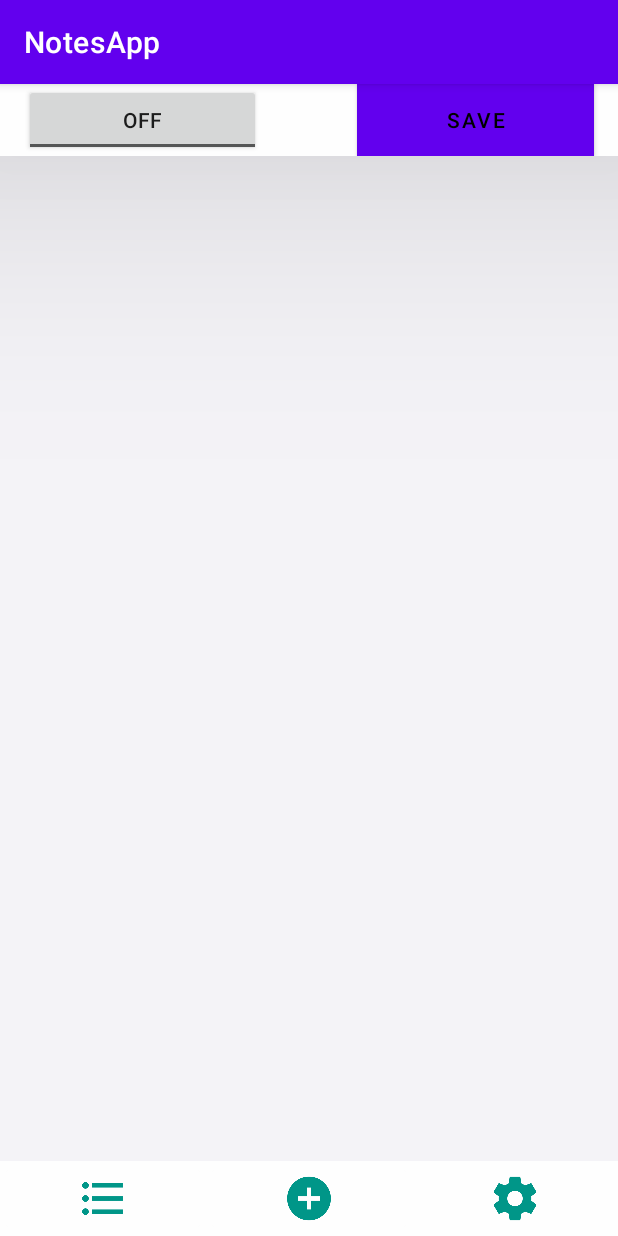
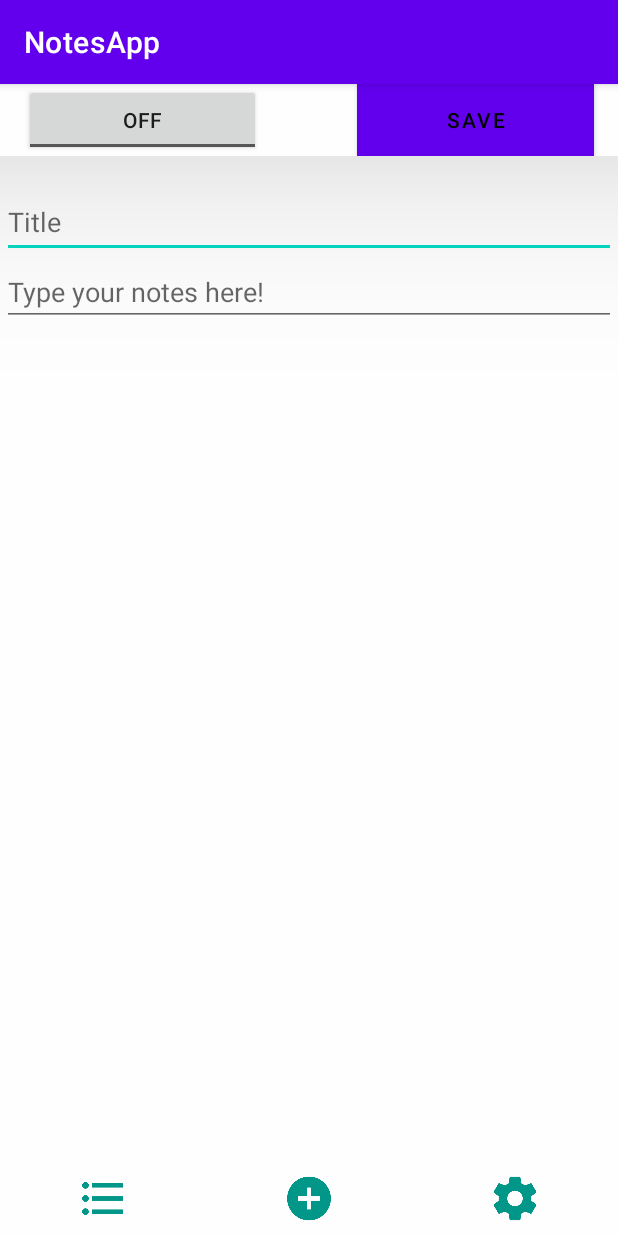
Before and after one commit to irichburg1/NotesApp, an Android app: the screen it shows after launch (MainActivity), on a phone screen of 412 x 824 dp. Run offline under Robolectric (Android 15) with nearby library versions, the phone set to English and light mode, and no system bars.

Commit message:
4th commit- edited note input xml file

```diff
--- a/app/src/main/res/layout/activity_main.xml
+++ b/app/src/main/res/layout/activity_main.xml
@@ -4,7 +4,7 @@
     xmlns:tools="http://schemas.android.com/tools"
     android:layout_width="match_parent"
     android:layout_height="match_parent"
-    android:background="@color/background"
+    android:background="@color/navbar_background"
     tools:context=".MainActivity">
 
     <LinearLayout
@@ -12,8 +12,8 @@
         android:layout_width="0dp"
         android:layout_height="wrap_content"
         android:background="@color/navbar_background"
+        android:elevation="75dp"
         android:orientation="horizontal"
-        android:elevation="100dp"
         app:layout_constraintEnd_toEndOf="parent"
         app:layout_constraintStart_toStartOf="parent"
         app:layout_constraintTop_toTopOf="parent">
@@ -86,4 +86,46 @@
             android:scaleType="fitCenter"
             app:srcCompat="@drawable/settings" />
     </LinearLayout>
+
+    <LinearLayout
+        android:layout_width="409dp"
+        android:layout_height="632dp"
+        android:layout_marginTop="1dp"
+        android:orientation="vertical"
+        app:layout_constraintBottom_toTopOf="@+id/linearLayout"
+        app:layout_constraintEnd_toEndOf="parent"
+        app:layout_constraintStart_toStartOf="parent"
+        app:layout_constraintTop_toBottomOf="@+id/linearLayout2">
+
+
+        <EditText
+            android:id="@+id/editTextTextPersonName"
+            android:layout_width="match_parent"
+            android:layout_height="wrap_content"
+            android:ems="10"
+            android:hint="Title"
+            android:inputType="textPersonName"
+            android:minHeight="48dp" />
+
+        <ScrollView
+            android:layout_width="match_parent"
+            android:layout_height="match_parent">
+
+            <LinearLayout
+                android:layout_width="match_parent"
+                android:layout_height="wrap_content"
+                android:orientation="vertical">
+
+                <EditText
+                    android:id="@+id/editTextTextMultiLine3"
+                    android:layout_width="match_parent"
+                    android:layout_height="wrap_content"
+                    android:ems="10"
+                    android:gravity="start|top"
+                    android:hint="Type your notes here!"
+                    android:inputType="textMultiLine" />
+            </LinearLayout>
+        </ScrollView>
+    </LinearLayout>
+
 </androidx.constraintlayout.widget.ConstraintLayout>
```
